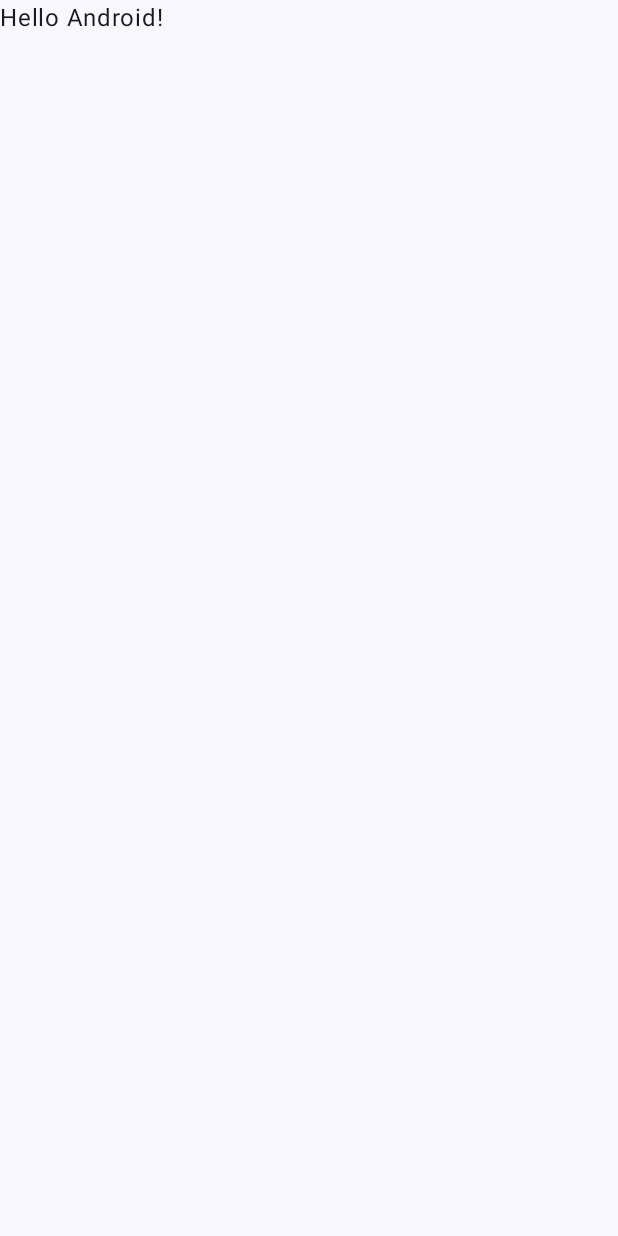
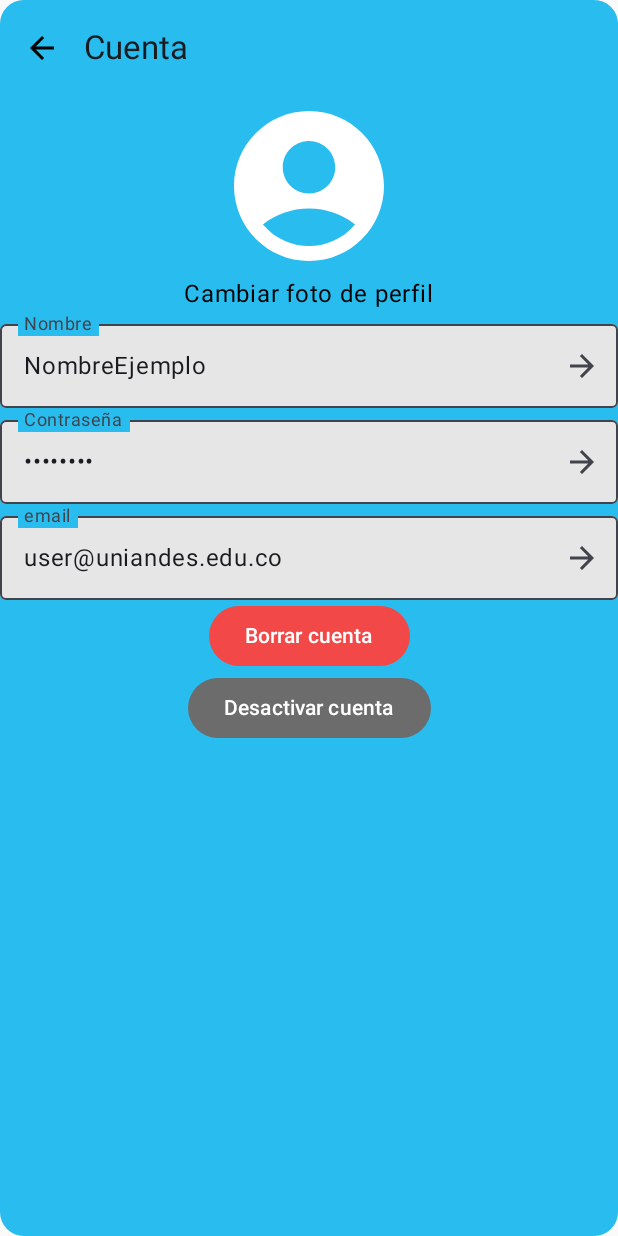
Before and after one commit to Group-41-Section-4/Sombri_ya_Kotlin, an Android app built with Jetpack Compose: the screen it shows after launch (MainActivity), on a phone screen of 412 x 824 dp. Before the commit the screen is almost empty. Run offline under Robolectric (Android 15) with nearby library versions, the phone set to English and light mode, and no system bars.

Commit message:
pantalla perfil

```diff
--- a/app/build.gradle.kts
+++ b/app/build.gradle.kts
@@ -49,6 +49,7 @@ dependencies {
     implementation(libs.androidx.compose.ui.graphics)
     implementation(libs.androidx.compose.ui.tooling.preview)
     implementation(libs.androidx.compose.material3)
+    implementation(libs.androidx.material3)
     testImplementation(libs.junit)
     androidTestImplementation(libs.androidx.junit)
     androidTestImplementation(libs.androidx.espresso.core)
--- a/app/src/main/java/com/example/sombriyakotlin/MainActivity.kt
+++ b/app/src/main/java/com/example/sombriyakotlin/MainActivity.kt
@@ -11,6 +11,7 @@ import androidx.compose.material3.Text
 import androidx.compose.runtime.Composable
 import androidx.compose.ui.Modifier
 import androidx.compose.ui.tooling.preview.Preview
+import com.example.sombriyakotlin.feature.account.CardProfile
 import com.example.sombriyakotlin.ui.theme.SombriYaKotlinTheme
 
 class MainActivity : ComponentActivity() {
@@ -19,12 +20,14 @@ class MainActivity : ComponentActivity() {
         enableEdgeToEdge()
         setContent {
             SombriYaKotlinTheme {
+                CardProfile()
+                /*
                 Scaffold(modifier = Modifier.fillMaxSize()) { innerPadding ->
                     Greeting(
                         name = "Android",
                         modifier = Modifier.padding(innerPadding)
                     )
-                }
+                }*/
             }
         }
     }
--- /dev/null
+++ b/app/src/main/java/com/example/sombriyakotlin/feature/account/AccountScreen.kt
@@ -0,0 +1,211 @@
+package com.example.sombriyakotlin.feature.account
+
+import androidx.compose.foundation.layout.Arrangement
+import androidx.compose.foundation.layout.Box
+import androidx.compose.foundation.layout.Column
+import androidx.compose.foundation.layout.fillMaxSize
+import androidx.compose.foundation.layout.fillMaxWidth
+import androidx.compose.foundation.layout.size
+import androidx.compose.foundation.shape.RoundedCornerShape
+import androidx.compose.material.icons.Icons
+import androidx.compose.material.icons.automirrored.filled.ArrowBack
+import androidx.compose.material.icons.filled.AccountCircle
+import androidx.compose.material.icons.filled.ArrowForward
+import androidx.compose.material3.Card
+import androidx.compose.material3.ExperimentalMaterial3Api
+import androidx.compose.material3.Icon
+import androidx.compose.material3.IconButton
+import androidx.compose.material3.MaterialTheme
+import androidx.compose.material3.OutlinedTextField
+import androidx.compose.material3.Text
+import androidx.compose.material3.TextFieldDefaults
+import androidx.compose.material3.TopAppBar
+import androidx.compose.material3.TopAppBarDefaults
+import androidx.compose.runtime.Composable
+import androidx.compose.ui.Alignment
+import androidx.compose.ui.Modifier
+import androidx.compose.ui.graphics.Color
+import androidx.compose.ui.res.colorResource
+import androidx.compose.ui.text.input.PasswordVisualTransformation
+import androidx.compose.ui.tooling.preview.Preview
+import androidx.compose.ui.unit.dp
+import com.example.sombriyakotlin.R
+import androidx.compose.material3.Button
+import androidx.compose.material3.ButtonDefaults
+import androidx.compose.material3.CardDefaults
+
+@OptIn(ExperimentalMaterial3Api::class)
+@Preview()
+@Composable
+fun CardProfile() {
+    /*
+    Scaffold(
+        topBar = { TopBar() }
+        //,content = {ContentCard()}
+    ) {
+        innerPadding ->                          // ← recibe el padding
+        ContentCard(
+            modifier = Modifier
+                .padding(innerPadding)   // <-- evita que se pegue al TopBar
+                .padding(16.dp)
+        )
+    }*/
+    Column {
+        TopBar()
+        ContentCard(
+            modifier = Modifier.fillMaxWidth()
+        )
+    }
+    }
+@OptIn(ExperimentalMaterial3Api::class)
+//@Preview
+@Composable()
+fun TopBar(){
+    Card(
+        shape = RoundedCornerShape(
+            topStart = 16.dp,
+            topEnd = 16.dp,
+            bottomEnd = 0.dp,
+            bottomStart = 0.dp),  // esquinas redondeadas
+        modifier = Modifier
+            .fillMaxWidth()
+    ) {
+        TopAppBar(
+            title = { Text("Cuenta") },
+             colors = TopAppBarDefaults.topAppBarColors(
+                containerColor = colorResource(R.color.primary),
+                navigationIconContentColor = Color.Black
+            ),
+
+            navigationIcon = {
+                IconButton(onClick = { /* do something */ }) {
+                    Icon(
+                        imageVector = Icons.AutoMirrored.Filled.ArrowBack,
+                        contentDescription = "Atrás"
+                    )
+                }
+            }
+        )
+    }
+}
+//@Preview()
+@OptIn(ExperimentalMaterial3Api::class)
+@Composable
+fun ContentCard(modifier: Modifier = Modifier) {
+    Card(modifier = modifier.size(width = 180.dp, height = 782.dp)
+    ,
+        colors = CardDefaults.cardColors(
+            containerColor = colorResource(R.color.primary))
+        ,
+        shape = RoundedCornerShape(
+            topStart = 0.dp,
+            topEnd = 0.dp,
+            bottomEnd = 16.dp,
+            bottomStart = 16.dp)) {
+        Column(
+            modifier = Modifier.fillMaxSize(),
+            horizontalAlignment = Alignment.CenterHorizontally // Alinea los elementos al centro horizontalmente
+        ) {
+
+            IconButton(
+                onClick = { /**/} ,
+                modifier = Modifier.size(120.dp) // tamaño grande del círculo
+            ) {
+                Icon(
+                    imageVector = Icons.Filled.AccountCircle,
+                    contentDescription = "Foto de perfil",
+                    tint = MaterialTheme.colorScheme.onPrimary, // color del ícono
+                    modifier = Modifier.size(120.dp)
+                )
+            }
+            Text("Cambiar foto de perfil")
+
+            OutlinedTextField(
+                value = "NombreEjemplo",
+                onValueChange = {},
+                label = { Text("Nombre") },
+                placeholder = { Text("") },
+                readOnly = true,
+                trailingIcon  = {
+                    IconButton(onClick = {/*Accion que sucede al oprimir la flecha*/})
+                    {
+                        Icon(
+                            imageVector = Icons.Default.ArrowForward,
+                            contentDescription = "Modificar informacion",
+                        )
+                    }
+                },
+                colors = TextFieldDefaults.colors(
+                    disabledContainerColor  = colorResource(R.color.secondary),
+                    focusedContainerColor = colorResource(R.color.secondary),
+                    unfocusedContainerColor = colorResource(R.color.secondary)),
+            modifier = Modifier.fillMaxWidth()
+            )
+
+            OutlinedTextField(
+                value = "password",
+                onValueChange = {},
+                label = { Text("Contraseña") },
+                readOnly = true,
+                visualTransformation = PasswordVisualTransformation(),
+                trailingIcon  = {
+                    IconButton(onClick = {/*Accion que sucede al oprimir la flecha*/})
+                    {
+                        Icon(
+                            imageVector = Icons.Default.ArrowForward,
+                            contentDescription = "Modificar informacion",
+                        )
+                    }
+                },
+                colors = TextFieldDefaults.colors(
+                    disabledContainerColor  = colorResource(R.color.secondary),
+                    focusedContainerColor = colorResource(R.color.secondary),
+                    unfocusedContainerColor = colorResource(R.color.secondary)),
+                modifier = Modifier.fillMaxWidth()
+            )
+
+            OutlinedTextField(
+                value = "user@uniandes.edu.co",
+                onValueChange = {},
+                label = { Text("email") },
+                readOnly = true,
+                trailingIcon  = {
+                    IconButton(onClick = {/*Accion que sucede al oprimir la flecha*/})
+                    {
+                        Icon(
+                            imageVector = Icons.Default.ArrowForward,
+                            contentDescription = "Modificar informacion",
+                        )
+                    }
+                },
+                colors = TextFieldDefaults.colors(
+                    disabledContainerColor  = colorResource(R.color.secondary),
+                    focusedContainerColor = colorResource(R.color.secondary),
+                    unfocusedContainerColor = colorResource(R.color.secondary)),
+                modifier = Modifier.fillMaxWidth()
+            )
+
+            Button(onClick = {/*Accion que sucede al oprimir la flecha*/},
+                colors = ButtonDefaults.buttonColors(
+                    containerColor = colorResource(R.color.red ),
+                    contentColor = Color.White
+                )
+                ){
+                Text("Borrar cuenta")
+            }
+            Button(onClick = {/*Accion que sucede al oprimir la flecha*/},
+                colors = ButtonDefaults.buttonColors(
+                    containerColor = colorResource(R.color.gray ),
+                    contentColor = Color.White
+                )
+            ){
+                Text("Desactivar cuenta")
+            }
+
+
+
+
+
+        }
+    }
+}
--- /dev/null
+++ b/app/src/main/res/values/cards.xml
@@ -0,0 +1,2 @@
+<?xml version="1.0" encoding="utf-8"?>
+<resources></resources>
--- a/app/src/main/res/values/colors.xml
+++ b/app/src/main/res/values/colors.xml
@@ -7,4 +7,12 @@
     <color name="teal_700">#FF018786</color>
     <color name="black">#FF000000</color>
     <color name="white">#FFFFFFFF</color>
+    <color name="primary">#28BCEF</color>
+    <color name="secondary">#E6E6E6</color>
+    <color name="red">#F24848</color>
+    <color name="gray">#6C6C6C</color>
+
+
+
+
 </resources>
--- a/gradle/libs.versions.toml
+++ b/gradle/libs.versions.toml
@@ -8,6 +8,7 @@ espressoCore = "3.5.1"
 lifecycleRuntimeKtx = "2.6.1"
 activityCompose = "1.8.0"
 composeBom = "2024.09.00"
+material3 = "1.3.2"
 
 [libraries]
 androidx-core-ktx = { group = "androidx.core", name = "core-ktx", version.ref = "coreKtx" }
@@ -24,6 +25,7 @@ androidx-compose-ui-tooling-preview = { group = "androidx.compose.ui", name = "u
 androidx-compose-ui-test-manifest = { group = "androidx.compose.ui", name = "ui-test-manifest" }
 androidx-compose-ui-test-junit4 = { group = "androidx.compose.ui", name = "ui-test-junit4" }
 androidx-compose-material3 = { group = "androidx.compose.material3", name = "material3" }
+androidx-material3 = { group = "androidx.compose.material3", name = "material3", version.ref = "material3" }
 
 [plugins]
 android-application = { id = "com.android.application", version.ref = "agp" }
```
